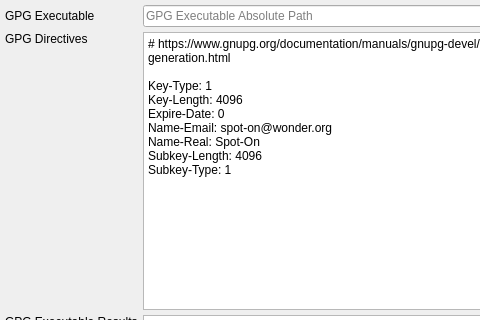
Above: Source/UI/spot-on-rosetta-gpg-new-keys.ui from textbrowser/spot-on before the change; both pictures show x 0 to 480 and y 0 to 320 of the 650 by 650 pixel window. Below: the same form after it.
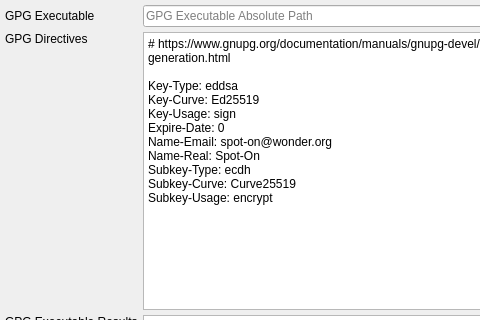
That is the form after the change. Icons and pictures are not drawn.

Commit message: ECC instead of RSA.

Diff of the .ui file:
```diff
--- a/Source/UI/spot-on-rosetta-gpg-new-keys.ui
+++ b/Source/UI/spot-on-rosetta-gpg-new-keys.ui
@@ -88,13 +88,15 @@
        <property name="plainText">
         <string notr="true"># https://www.gnupg.org/documentation/manuals/gnupg-devel/Unattended-GPG-key-generation.html
 
-Key-Type: 1
-Key-Length: 4096
+Key-Type: eddsa
+Key-Curve: Ed25519
+Key-Usage: sign
 Expire-Date: 0
 Name-Email: spot-on@wonder.org
 Name-Real: Spot-On
-Subkey-Length: 4096
-Subkey-Type: 1
+Subkey-Type: ecdh
+Subkey-Curve: Curve25519
+Subkey-Usage: encrypt
 </string>
        </property>
        <property name="placeholderText">
```
The commit also changes 1 other file.
